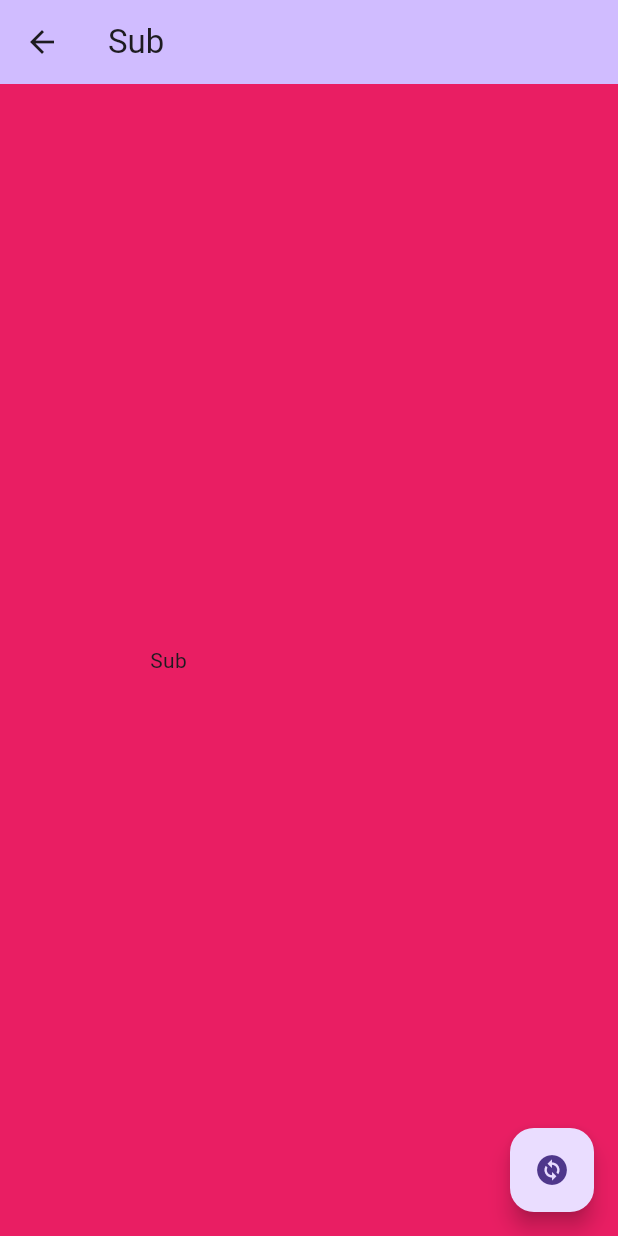
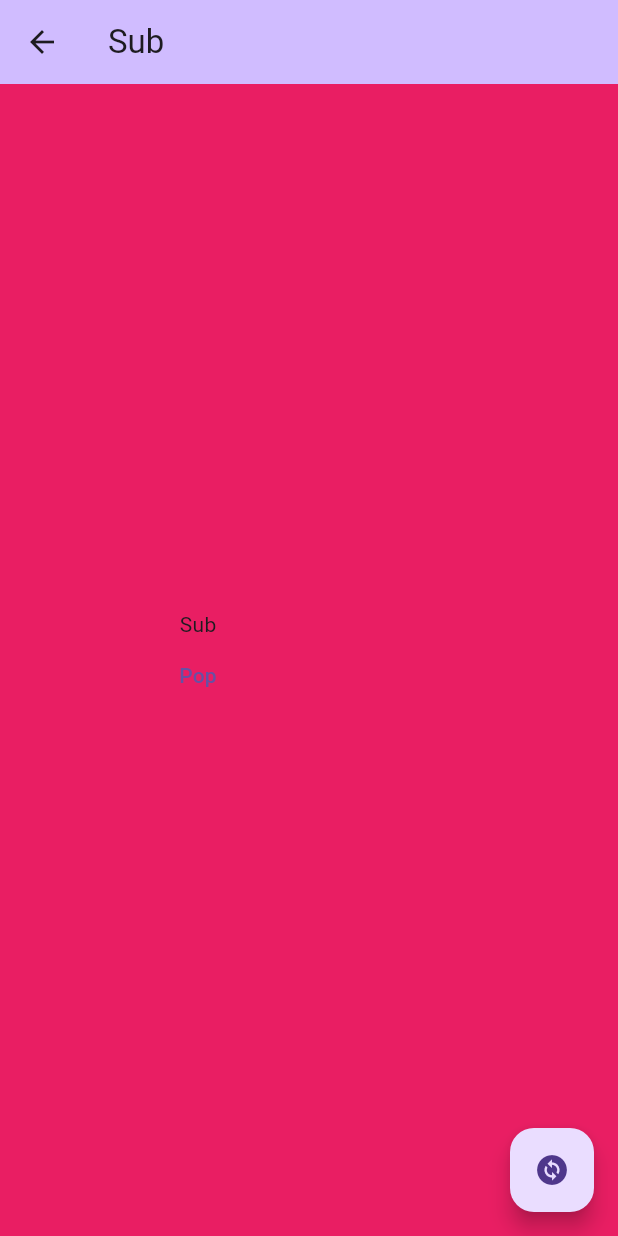
Before and after one commit to armin1440/tree_navigation, a Flutter app: the screen it shows after launch, after a tap on the "change circle" icon, on a phone screen of 412 x 824 dp. Run offline on Flutter 3.47's test engine with Material 3 defaults, Android fonts, the phone set to English and light mode, and no system bars; our stand-ins replace bot_toast, get_it, go_router.

Commit message:
Fixed consecutive pops error

```diff
--- a/example/lib/main.dart
+++ b/example/lib/main.dart
@@ -50,6 +50,10 @@ class _MyAppState extends State<MyApp> {
     );
   }
 
+  void pop() {
+    TreeNavigation.navigator.pop(result: 'Result');
+  }
+
   @override
   Widget build(BuildContext context) {
     return TreeNavigation.makeMaterialApp(
@@ -59,19 +63,33 @@ class _MyAppState extends State<MyApp> {
       routes: [
         TreeRoute(
           routeInfo: Routes.home,
-          pageWidget: const MyHomePage(
+          pageWidget: MyHomePage(
             title: 'Home',
             color: Colors.white,
+            onPressedButton: () => TreeNavigation.navigator.goNamed(Routes.newPage).then((res) => print('Page Home Result is : $res')),
           ),
           routes: [
             TreeRoute(
-              routeInfo: Routes.newPage,
-              pageWidget: const MyHomePage(
-                title: 'Sub',
-                color: Colors.pink,
-                canPop: true,
-              ),
-            ),
+                routeInfo: Routes.newPage,
+                pageWidget: MyHomePage(
+                  title: 'Sub',
+                  color: Colors.pink,
+                  onPressedButton: () => TreeNavigation.navigator
+                      .goNamed(Routes.newPage2)
+                      .then((result) => print('Page Sub Result is : $result')),
+                  hasPopButton: true,
+                ),
+                routes: [
+                  TreeRoute(
+                    routeInfo: Routes.newPage2,
+                    pageWidget: MyHomePage(
+                      title: 'Sub2',
+                      color: Colors.orange,
+                      onPressedButton: () {},
+                      hasPopButton: true,
+                    ),
+                  ),
+                ]),
           ],
         ),
         // TreeShellRoute(
@@ -108,8 +126,13 @@ abstract class Routes {
     name: 'newPage',
     isShellRoute: false,
   );
+  static const RouteInfo newPage2 = RouteInfo(
+    path: 'newPage2',
+    name: 'newPage2',
+    isShellRoute: false,
+  );
 
-  static const List<RouteInfo> allRoutes = [home, newPage];
+  static const List<RouteInfo> allRoutes = [home, newPage, newPage2];
 }
 
 class MyHomePage extends StatefulWidget {
@@ -118,40 +141,23 @@ class MyHomePage extends StatefulWidget {
     required this.title,
     this.child,
     required this.color,
-    this.canPop = false,
+    required this.onPressedButton,
+    this.hasPopButton = false,
   });
 
   final String title;
   final Widget? child;
   final Color color;
-  final bool canPop;
+  final Function onPressedButton;
+  final bool hasPopButton;
 
   @override
   State<MyHomePage> createState() => _MyHomePageState();
 }
 
 class _MyHomePageState extends State<MyHomePage> {
-  Future<dynamic> changePage() async {
-    return await TreeNavigation.navigator.goNamed(Routes.newPage);
-  }
-
-  void pop() {
-    TreeNavigation.navigator.pop(result: 'Result');
-  }
-
   @override
   Widget build(BuildContext context) {
-    if (widget.title == 'Sub Shell') {
-      return Container(
-        color: widget.color,
-        padding: const EdgeInsets.all(100),
-        child: Column(
-          mainAxisAlignment: MainAxisAlignment.center,
-          children: <Widget>[if (widget.child != null) widget.child! else Text(widget.title)],
-        ),
-      );
-    }
-
     return Scaffold(
       appBar: AppBar(
         backgroundColor: Theme.of(context).colorScheme.inversePrimary,
@@ -162,15 +168,18 @@ class _MyHomePageState extends State<MyHomePage> {
         padding: const EdgeInsets.all(100),
         child: Column(
           mainAxisAlignment: MainAxisAlignment.center,
-          children: <Widget>[if (widget.child != null) widget.child! else Text(widget.title)],
+          children: <Widget>[
+            if (widget.child != null) widget.child! else Text(widget.title),
+            if (widget.hasPopButton)
+              TextButton(
+                onPressed: () => TreeNavigation.navigator.pop(result: widget.title),
+                child: const Text('Pop'),
+              )
+          ],
         ),
       ),
       floatingActionButton: FloatingActionButton(
-        onPressed: !widget.canPop
-            ? () {
-                changePage().then((value) => print('Returned: $value'));
-              }
-            : pop,
+        onPressed: () => widget.onPressedButton(),
         tooltip: 'Change Page',
         child: const Icon(Icons.change_circle),
       ),
--- a/lib/src/navigation_service.dart
+++ b/lib/src/navigation_service.dart
@@ -9,7 +9,7 @@ import 'navigation_int.dart';
 class NavigationService extends NavigationInterface {
   NavigationService({required super.routeInfoList, required super.globalKeyList});
 
-  PopResult popResult = PopResult();
+  List<PopResult> popResultList = [];
 
   @override
   Future<dynamic> goNamed(
@@ -24,14 +24,15 @@ class NavigationService extends NavigationInterface {
       copiedFunction();
       return null;
     } else {
-      popResult = PopResult();
+      PopResult newResult = PopResult();
+      popResultList.add(newResult);
       context.goNamed(
         route.name,
         pathParameters: pathParameters,
         extra: extra,
         queryParameters: queryParameters,
       );
-      return await popResult.getFuture();
+      return await newResult.getFuture();
     }
   }
 
@@ -136,7 +137,13 @@ class NavigationService extends NavigationInterface {
 
   @override
   RouteInfo? pop({dynamic result}) {
-    popResult.setValue(result);
+    if(popResultList.isNotEmpty) {
+      PopResult popResult = popResultList.last;
+      if (!popResult.isCompleted) {
+        popResult.setValue(result);
+      }
+      popResultList.removeLast();
+    }
     context.pop(result);
     return previousRoute;
   }
--- a/lib/src/pop_result.dart
+++ b/lib/src/pop_result.dart
@@ -10,4 +10,6 @@ class PopResult<T> {
   void setValue(T result) {
     _completer.complete(result);
   }
+
+  bool get isCompleted => _completer.isCompleted;
 }
--- a/pubspec.yaml
+++ b/pubspec.yaml
@@ -1,7 +1,7 @@
 name: tree_navigation
 description: "Navigation package for abomis coding structure"
 
-version: 1.0.7
+version: 1.0.8
 homepage: https://github.com/armin1440/tree_navigation
 
 environment:
```
Also changed, not shown: 2 other files.
